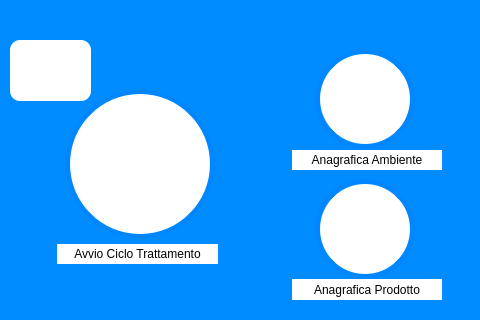
Qt form view/main_window.ui (ISacchitella/MicroOne_v1.1) before a commit.
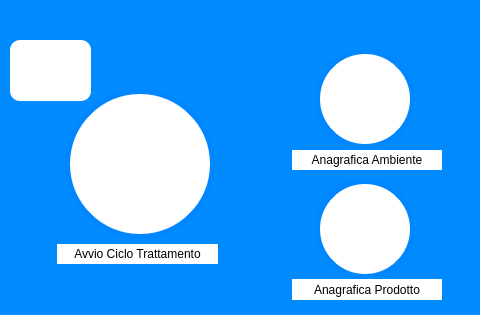
The same form after that commit. Icons and pictures are not drawn.

Patch:
```diff
--- a/view/main_window.ui
+++ b/view/main_window.ui
@@ -10,7 +10,7 @@
     <x>0</x>
     <y>0</y>
     <width>480</width>
-    <height>320</height>
+    <height>315</height>
    </rect>
   </property>
   <property name="sizePolicy">
```
